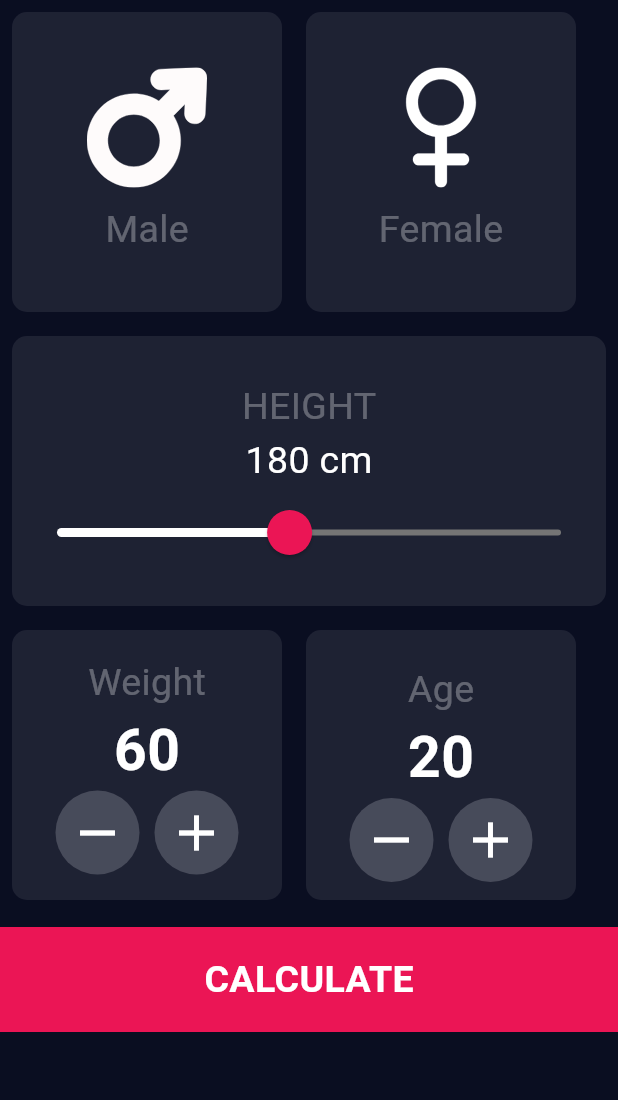
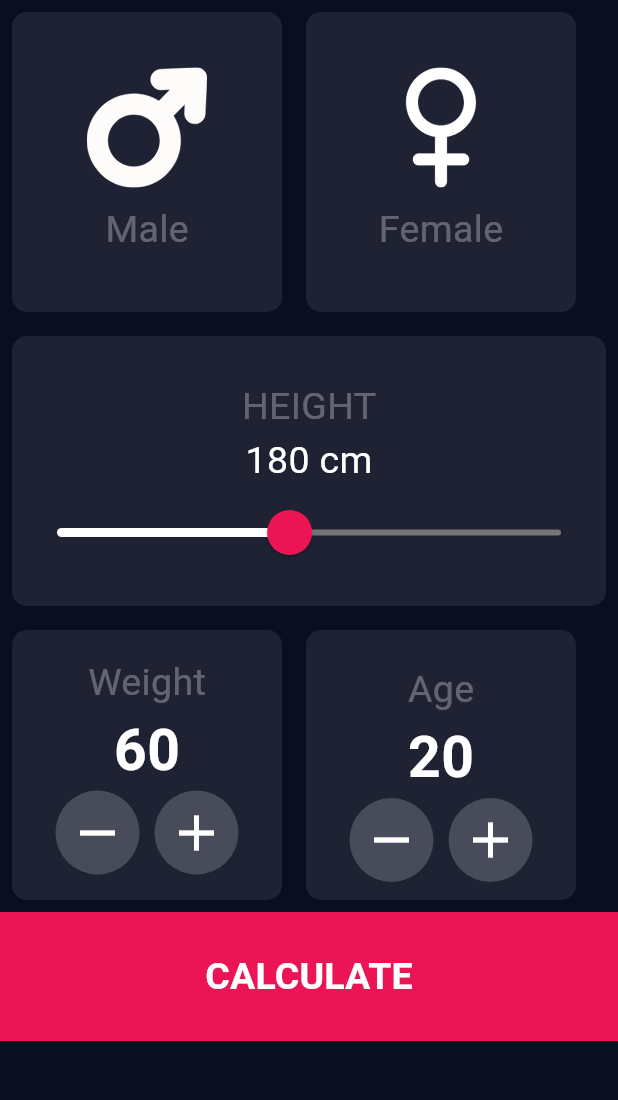
Before and after one commit to a7medjamal/BMI-Calc-App, a Flutter app: the screen it shows after launch, on a phone screen of 412 x 824 dp, the part 84-1184 px from its top. Run offline on Flutter 3.47's test engine with Material 3 defaults, Android fonts, the phone set to English and light mode, and no system bars; our stand-ins replace flutter_svg.

Commit message:
modify: Home calculate button

```diff
--- a/lib/home_view.dart
+++ b/lib/home_view.dart
@@ -25,7 +25,8 @@ class _HomeViewState extends State<HomeView> {
         title: Text('BMI Calculator', style: TextStyle(fontSize: 25)),
         centerTitle: true,
       ),
-      body: Column(
+      body: Expanded(
+        child: Column(
           children: [
             Row(
               children: [
@@ -76,7 +77,9 @@ class _HomeViewState extends State<HomeView> {
                       setState(() {
                         widget._gender = 'Female';
                         widget.femaleIconColor = Colors.white.withOpacity(0.3);
-                      widget.maleIconColor = Color(0xff4c4f5e).withOpacity(0.3);
+                        widget.maleIconColor = Color(
+                          0xff4c4f5e,
+                        ).withOpacity(0.3);
                       });
                     },
                     child: Container(
@@ -110,7 +113,10 @@ class _HomeViewState extends State<HomeView> {
               ],
             ),
             Padding(
-            padding: const EdgeInsets.symmetric(horizontal: 8.0, vertical: 8.0),
+              padding: const EdgeInsets.symmetric(
+                horizontal: 8.0,
+                vertical: 8.0,
+              ),
               child: Container(
                 decoration: BoxDecoration(
                   color: Color(0xff4c4f5e).withOpacity(0.3),
@@ -311,8 +317,17 @@ class _HomeViewState extends State<HomeView> {
                 ),
               ],
             ),
-          GestureDetector(
-            onTap: () {
+            SizedBox(
+              height: 86,
+              width: double.infinity,
+              child: ElevatedButton(
+                style: ElevatedButton.styleFrom(
+                  backgroundColor: const Color(0xFFEB1555),
+                  shape: RoundedRectangleBorder(
+                    borderRadius: BorderRadius.zero,
+                  ),
+                ),
+                onPressed: () {
                   BMICalculatorLogic logic = BMICalculatorLogic(
                     height: widget.height,
                     weight: widget.weight,
@@ -329,10 +344,6 @@ class _HomeViewState extends State<HomeView> {
                     ),
                   );
                 },
-            child: Container(
-              height: 70,
-              color: const Color(0xffeb1555),
-              margin: const EdgeInsets.only(top: 10),
                 child: const Center(
                   child: Text(
                     'CALCULATE',
@@ -347,6 +358,7 @@ class _HomeViewState extends State<HomeView> {
             ),
           ],
         ),
+      ),
     );
   }
 }
```
Lines whose indentation alone changed are shown as unchanged.
